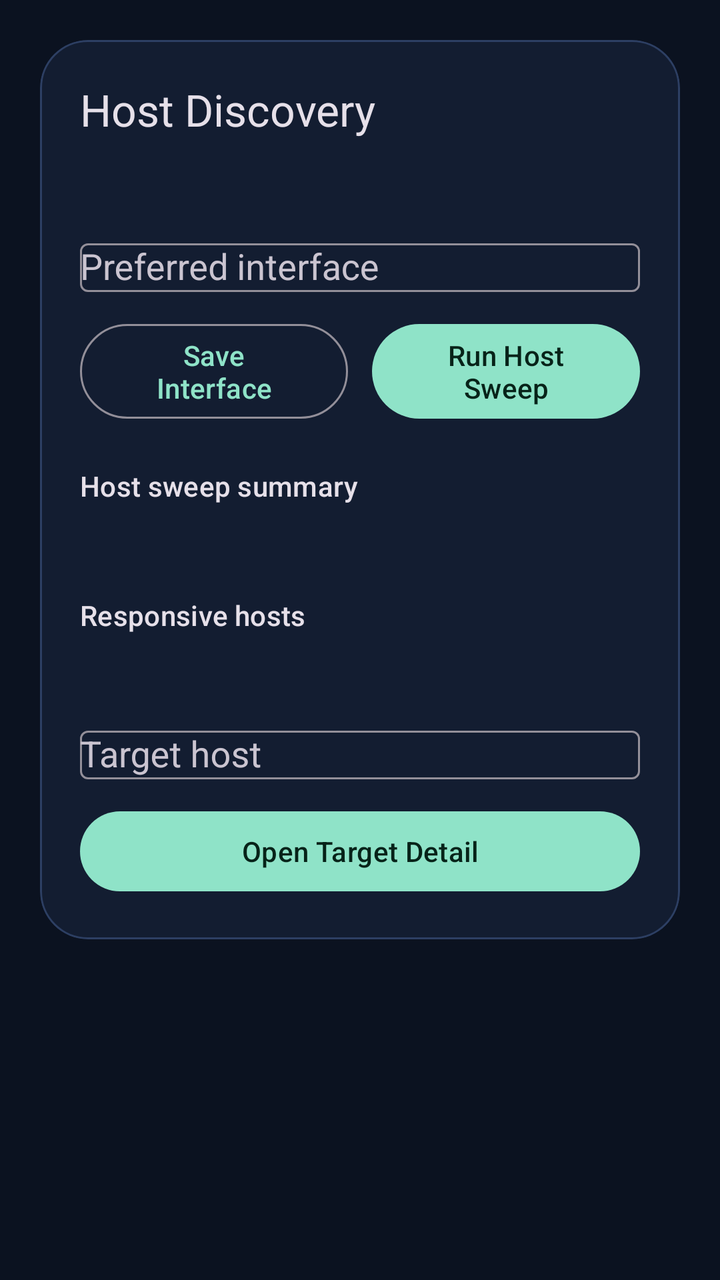
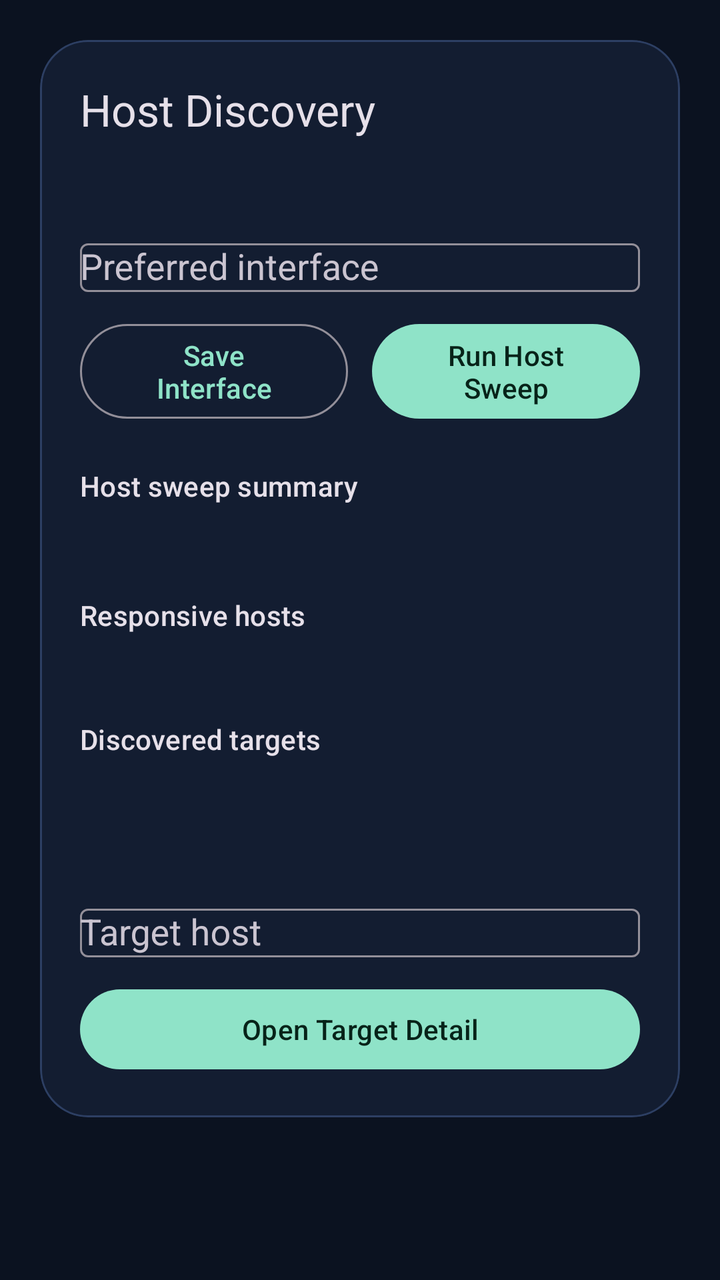

Two renders of the same Android screen: before a commit and after it. Below are the layout's source before the change and the commit's diff.
<!-- AndroidManifest.xml: application theme Theme.FSploit -->
<!-- res/layout/fragment_discovery.xml -->
<?xml version="1.0" encoding="utf-8"?>
<androidx.core.widget.NestedScrollView xmlns:android="http://schemas.android.com/apk/res/android"
    xmlns:app="http://schemas.android.com/apk/res-auto"
    android:layout_width="match_parent"
    android:layout_height="match_parent"
    android:background="@color/fsploit_background">

    <com.google.android.material.card.MaterialCardView
        android:layout_width="match_parent"
        android:layout_height="wrap_content"
        android:layout_margin="20dp"
        app:cardBackgroundColor="@color/fsploit_surface"
        app:cardCornerRadius="24dp"
        app:strokeColor="@color/fsploit_stroke"
        app:strokeWidth="1dp">

        <LinearLayout
            android:layout_width="match_parent"
            android:layout_height="wrap_content"
            android:orientation="vertical"
            android:padding="20dp">

            <TextView
                android:layout_width="wrap_content"
                android:layout_height="wrap_content"
                android:text="@string/section_discovery_title"
                android:textAppearance="@style/TextAppearance.Material3.TitleLarge" />

            <TextView
                android:id="@+id/discoveryHint"
                android:layout_width="match_parent"
                android:layout_height="wrap_content"
                android:layout_marginTop="8dp"
                android:textAppearance="@style/TextAppearance.Material3.BodyMedium" />

            <com.google.android.material.textfield.TextInputLayout
                android:layout_width="match_parent"
                android:layout_height="wrap_content"
                android:layout_marginTop="20dp"
                android:hint="@string/preferred_interface">

                <com.google.android.material.textfield.MaterialAutoCompleteTextView
                    android:id="@+id/preferredInterfaceInput"
                    android:layout_width="match_parent"
                    android:layout_height="wrap_content"
                    android:inputType="none" />
            </com.google.android.material.textfield.TextInputLayout>

            <LinearLayout
                android:layout_width="match_parent"
                android:layout_height="wrap_content"
                android:layout_marginTop="12dp"
                android:orientation="horizontal">

                <com.google.android.material.button.MaterialButton
                    android:id="@+id/saveInterfaceButton"
                    style="@style/Widget.Material3.Button.OutlinedButton"
                    android:layout_width="0dp"
                    android:layout_height="wrap_content"
                    android:layout_weight="1"
                    android:text="@string/save_interface" />

                <com.google.android.material.button.MaterialButton
                    android:id="@+id/runSweepButton"
                    android:layout_width="0dp"
                    android:layout_height="wrap_content"
                    android:layout_marginStart="12dp"
                    android:layout_weight="1"
                    android:text="@string/run_host_sweep" />
            </LinearLayout>

            <TextView
                android:layout_width="wrap_content"
                android:layout_height="wrap_content"
                android:layout_marginTop="20dp"
                android:text="@string/scan_summary"
                android:textAppearance="@style/TextAppearance.Material3.LabelLarge" />

            <TextView
                android:id="@+id/scanSummaryValue"
                android:layout_width="match_parent"
                android:layout_height="wrap_content"
                android:layout_marginTop="4dp"
                android:textAppearance="@style/TextAppearance.Material3.BodyLarge" />

            <TextView
                android:layout_width="wrap_content"
                android:layout_height="wrap_content"
                android:layout_marginTop="20dp"
                android:text="@string/scan_results"
                android:textAppearance="@style/TextAppearance.Material3.LabelLarge" />

            <TextView
                android:id="@+id/scanResultsValue"
                android:layout_width="match_parent"
                android:layout_height="wrap_content"
                android:layout_marginTop="4dp"
                android:fontFamily="monospace"
                android:textAppearance="@style/TextAppearance.Material3.BodyMedium" />

            <com.google.android.material.textfield.TextInputLayout
                android:layout_width="match_parent"
                android:layout_height="wrap_content"
                android:layout_marginTop="20dp"
                android:hint="@string/target_host">

                <com.google.android.material.textfield.MaterialAutoCompleteTextView
                    android:id="@+id/targetHostInput"
                    android:layout_width="match_parent"
                    android:layout_height="wrap_content"
                    android:inputType="none" />
            </com.google.android.material.textfield.TextInputLayout>

            <com.google.android.material.button.MaterialButton
                android:id="@+id/openTargetButton"
                android:layout_width="match_parent"
                android:layout_height="wrap_content"
                android:layout_marginTop="12dp"
                android:text="@string/open_target_detail" />
        </LinearLayout>
    </com.google.android.material.card.MaterialCardView>
</androidx.core.widget.NestedScrollView>
<!-- resources referenced by this layout -->
<resources>
  <color name="fsploit_background">#0B1220</color>
  <color name="fsploit_stroke">#2D3F63</color>
  <color name="fsploit_surface">#131D31</color>
  <string name="open_target_detail">Open Target Detail</string>
  <string name="preferred_interface">Preferred interface</string>
  <string name="run_host_sweep">Run Host Sweep</string>
  <string name="save_interface">Save Interface</string>
  <string name="scan_results">Responsive hosts</string>
  <string name="scan_summary">Host sweep summary</string>
  <string name="section_discovery_title">Host Discovery</string>
  <string name="target_host">Target host</string>
  <style name="Theme.FSploit" parent="Theme.Material3.Dark.NoActionBar">
          <item name="colorPrimary">@color/fsploit_primary</item>
          <item name="colorOnPrimary">@color/fsploit_on_primary</item>
          <item name="android:statusBarColor">@android:color/transparent</item>
          <item name="android:navigationBarColor">@color/fsploit_background</item>
          <item name="android:windowLightStatusBar" tools:targetApi="23">false</item>
          <item name="android:windowBackground">@color/fsploit_background</item>
      </style>
  <color name="fsploit_primary">#8FE3C8</color>
  <color name="fsploit_on_primary">#072319</color>
</resources>

<!-- the commit's change to res/layout/fragment_discovery.xml (unified diff, before → after) -->
@@ -98,6 +98,34 @@
                 android:fontFamily="monospace"
                 android:textAppearance="@style/TextAppearance.Material3.BodyMedium" />
 
+            <TextView
+                android:layout_width="wrap_content"
+                android:layout_height="wrap_content"
+                android:layout_marginTop="20dp"
+                android:text="@string/discovered_targets"
+                android:textAppearance="@style/TextAppearance.Material3.LabelLarge" />
+
+            <TextView
+                android:id="@+id/selectedTargetValue"
+                android:layout_width="match_parent"
+                android:layout_height="wrap_content"
+                android:layout_marginTop="4dp"
+                android:textAppearance="@style/TextAppearance.Material3.BodyMedium" />
+
+            <LinearLayout
+                android:id="@+id/responsiveTargetsContainer"
+                android:layout_width="match_parent"
+                android:layout_height="wrap_content"
+                android:orientation="vertical" />
+
+            <TextView
+                android:id="@+id/targetsEmptyValue"
+                android:layout_width="match_parent"
+                android:layout_height="wrap_content"
+                android:layout_marginTop="8dp"
+                android:textAppearance="@style/TextAppearance.Material3.BodyMedium" />
+
+            
             <com.google.android.material.textfield.TextInputLayout
                 android:layout_width="match_parent"
                 android:layout_height="wrap_content"
<!-- resource entries referenced after the edit -->
@@ -3,6 +3,7 @@
   <color name="fsploit_background">#0B1220</color>
   <color name="fsploit_stroke">#2D3F63</color>
   <color name="fsploit_surface">#131D31</color>
+  <string name="discovered_targets">Discovered targets</string>
   <string name="open_target_detail">Open Target Detail</string>
   <string name="preferred_interface">Preferred interface</string>
   <string name="run_host_sweep">Run Host Sweep</string>
